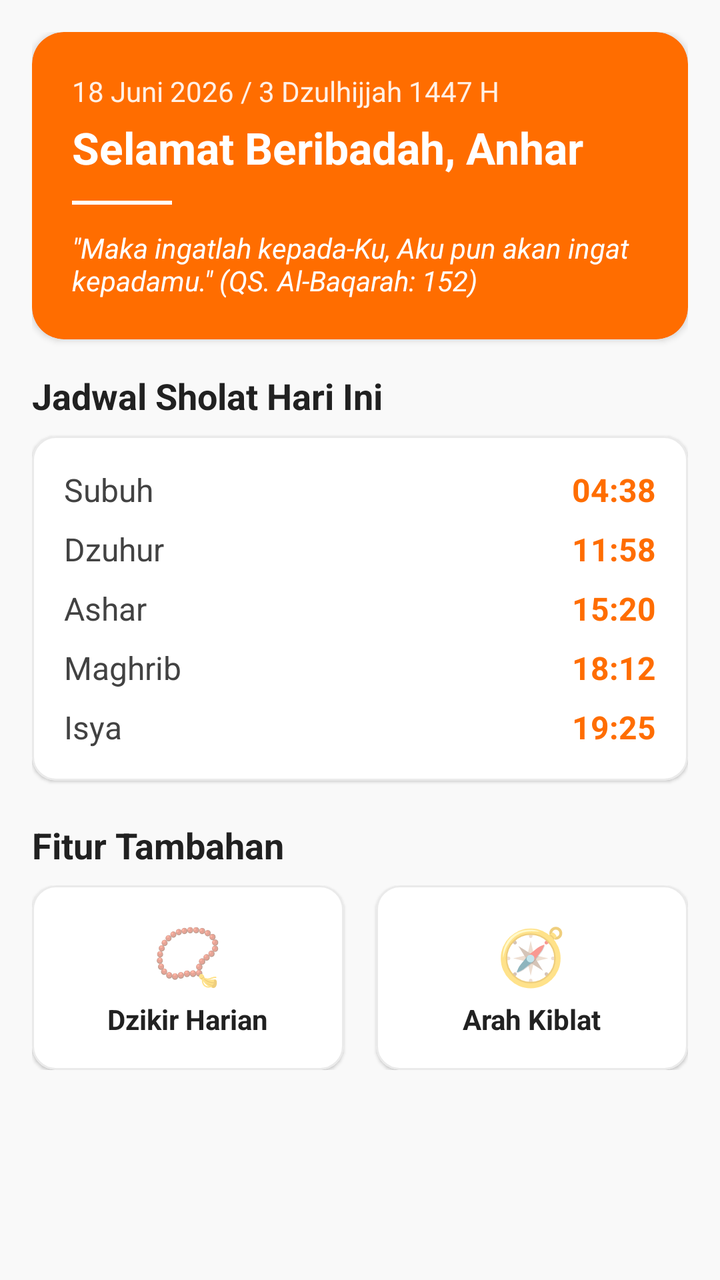
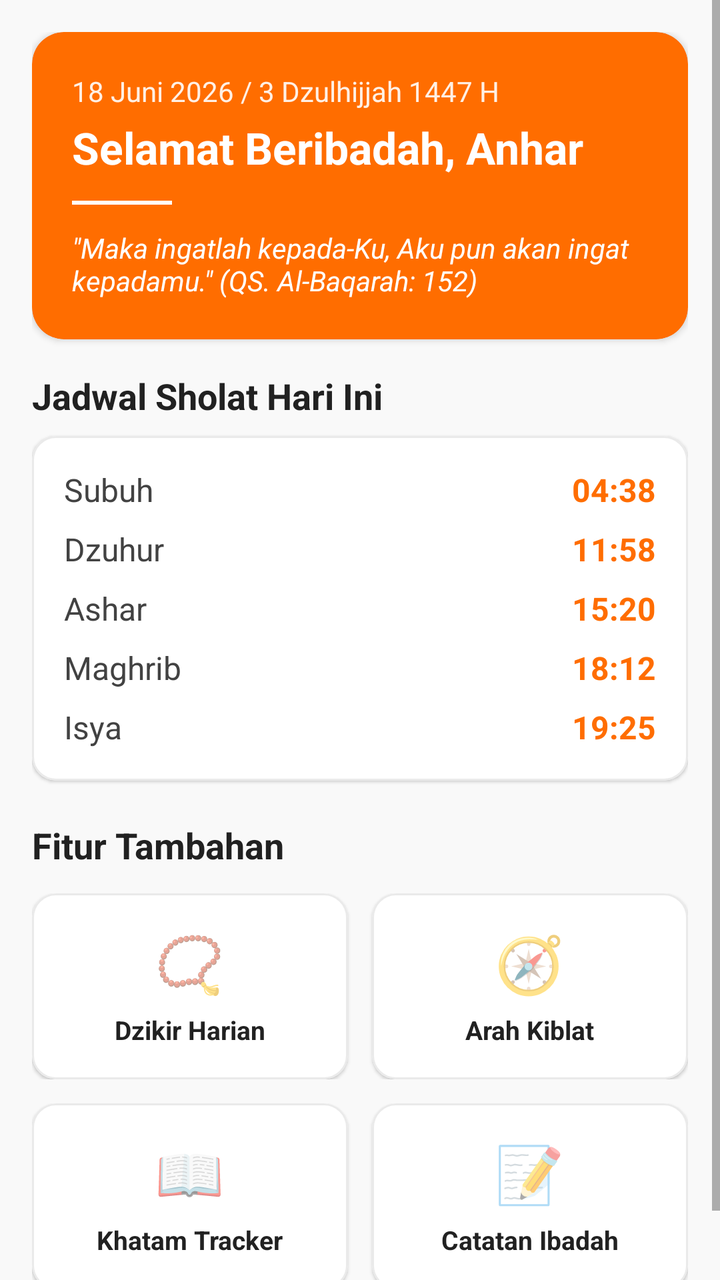

Compare the two renders of this Android layout. The source of the first and the diff that turns it into the second are given below.
<!-- AndroidManifest.xml: application theme Quran -->
<!-- res/layout/fragment_pendamping_ibadah.xml -->
<?xml version="1.0" encoding="utf-8"?>
<ScrollView xmlns:android="http://schemas.android.com/apk/res/android"
    xmlns:app="http://schemas.android.com/apk/res-auto"
    android:layout_width="match_parent"
    android:layout_height="match_parent"
    android:background="#FFF9F9F9">

  <LinearLayout
      android:layout_width="match_parent"
      android:layout_height="wrap_content"
      android:orientation="vertical"
      android:padding="16dp">

    
    <com.google.android.material.card.MaterialCardView
        android:layout_width="match_parent"
        android:layout_height="wrap_content"
        app:cardCornerRadius="16dp"
        app:cardElevation="2dp"
        app:cardBackgroundColor="@color/accent_color"
        android:layout_marginBottom="16dp"
        app:strokeWidth="0dp">

      <LinearLayout
          android:layout_width="match_parent"
          android:layout_height="wrap_content"
          android:orientation="vertical"
          android:padding="20dp">

        <TextView
            android:layout_width="wrap_content"
            android:layout_height="wrap_content"
            android:text="18 Juni 2026 / 3 Dzulhijjah 1447 H"
            android:textColor="#FFFFFF"
            android:textSize="14sp"
            android:alpha="0.9" />

        <TextView
            android:layout_width="wrap_content"
            android:layout_height="wrap_content"
            android:text="Selamat Beribadah, Anhar"
            android:textColor="#FFFFFF"
            android:textSize="22sp"
            android:textStyle="bold"
            android:layout_marginTop="4dp" />

        <View
            android:layout_width="50dp"
            android:layout_height="2dp"
            android:background="#FFFFFF"
            android:layout_marginTop="12dp"
            android:layout_marginBottom="12dp"/>

        <TextView
            android:layout_width="match_parent"
            android:layout_height="wrap_content"
            android:text='&quot;Maka ingatlah kepada-Ku, Aku pun akan ingat kepadamu.&quot; (QS. Al-Baqarah: 152)'
            android:textColor="#FFFFFF"
            android:textSize="14sp"
            android:textStyle="italic" />
      </LinearLayout>
    </com.google.android.material.card.MaterialCardView>

    
    <TextView
        android:layout_width="wrap_content"
        android:layout_height="wrap_content"
        android:text="Jadwal Sholat Hari Ini"
        android:textColor="#212121"
        android:textSize="18sp"
        android:textStyle="bold"
        android:layout_marginBottom="8dp" />

    
    <com.google.android.material.card.MaterialCardView
        android:layout_width="match_parent"
        android:layout_height="wrap_content"
        app:cardCornerRadius="12dp"
        app:cardElevation="1dp"
        app:cardBackgroundColor="#FFFFFF"
        android:layout_marginBottom="20dp"
        app:strokeWidth="1dp"
        app:strokeColor="#FFEAEAEA">

      <LinearLayout
          android:layout_width="match_parent"
          android:layout_height="wrap_content"
          android:orientation="vertical"
          android:padding="16dp">

        
        <RelativeLayout
            android:layout_width="match_parent"
            android:layout_height="wrap_content"
            android:layout_marginBottom="8dp">
          <TextView
              android:layout_width="wrap_content"
              android:layout_height="wrap_content"
              android:text="Subuh"
              android:textColor="#424242"
              android:textSize="16sp"/>
          <TextView
              android:layout_width="wrap_content"
              android:layout_height="wrap_content"
              android:text="04:38"
              android:textColor="@color/accent_color"
              android:textSize="16sp"
              android:textStyle="bold"
              android:layout_alignParentEnd="true"/>
        </RelativeLayout>

        
        <RelativeLayout
            android:layout_width="match_parent"
            android:layout_height="wrap_content"
            android:layout_marginBottom="8dp">
          <TextView
              android:layout_width="wrap_content"
              android:layout_height="wrap_content"
              android:text="Dzuhur"
              android:textColor="#424242"
              android:textSize="16sp"/>
          <TextView
              android:layout_width="wrap_content"
              android:layout_height="wrap_content"
              android:text="11:58"
              android:textColor="@color/accent_color"
              android:textSize="16sp"
              android:textStyle="bold"
              android:layout_alignParentEnd="true"/>
        </RelativeLayout>

        
        <RelativeLayout
            android:layout_width="match_parent"
            android:layout_height="wrap_content"
            android:layout_marginBottom="8dp">
          <TextView
              android:layout_width="wrap_content"
              android:layout_height="wrap_content"
              android:text="Ashar"
              android:textColor="#424242"
              android:textSize="16sp"/>
          <TextView
              android:layout_width="wrap_content"
              android:layout_height="wrap_content"
              android:text="15:20"
              android:textColor="@color/accent_color"
              android:textSize="16sp"
              android:textStyle="bold"
              android:layout_alignParentEnd="true"/>
        </RelativeLayout>

        
        <RelativeLayout
            android:layout_width="match_parent"
            android:layout_height="wrap_content"
            android:layout_marginBottom="8dp">
          <TextView
              android:layout_width="wrap_content"
              android:layout_height="wrap_content"
              android:text="Maghrib"
              android:textColor="#424242"
              android:textSize="16sp"/>
          <TextView
              android:layout_width="wrap_content"
              android:layout_height="wrap_content"
              android:text="18:12"
              android:textColor="@color/accent_color"
              android:textSize="16sp"
              android:textStyle="bold"
              android:layout_alignParentEnd="true"/>
        </RelativeLayout>

        
        <RelativeLayout
            android:layout_width="match_parent"
            android:layout_height="wrap_content">
          <TextView
              android:layout_width="wrap_content"
              android:layout_height="wrap_content"
              android:text="Isya"
              android:textColor="#424242"
              android:textSize="16sp"/>
          <TextView
              android:layout_width="wrap_content"
              android:layout_height="wrap_content"
              android:text="19:25"
              android:textColor="@color/accent_color"
              android:textSize="16sp"
              android:textStyle="bold"
              android:layout_alignParentEnd="true"/>
        </RelativeLayout>
      </LinearLayout>
    </com.google.android.material.card.MaterialCardView>

    
    <TextView
        android:layout_width="wrap_content"
        android:layout_height="wrap_content"
        android:text="Fitur Tambahan"
        android:textColor="#212121"
        android:textSize="18sp"
        android:textStyle="bold"
        android:layout_marginBottom="8dp" />

    <LinearLayout
        android:layout_width="match_parent"
        android:layout_height="wrap_content"
        android:orientation="horizontal"
        android:layout_marginBottom="12dp">

      
      <com.google.android.material.card.MaterialCardView
          android:layout_width="0dp"
          android:layout_height="wrap_content"
          android:layout_weight="1"
          app:cardCornerRadius="12dp"
          app:cardElevation="1dp"
          app:cardBackgroundColor="#FFFFFF"
          android:layout_marginEnd="8dp"
          app:strokeWidth="1dp"
          app:strokeColor="#FFEAEAEA">
        <LinearLayout
            android:layout_width="match_parent"
            android:layout_height="wrap_content"
            android:orientation="vertical"
            android:padding="16dp"
            android:gravity="center">
          <TextView
              android:layout_width="wrap_content"
              android:layout_height="wrap_content"
              android:text="📿"
              android:textSize="28sp"
              android:layout_marginBottom="4dp"/>
          <TextView
              android:layout_width="wrap_content"
              android:layout_height="wrap_content"
              android:text="Dzikir Harian"
              android:textColor="#212121"
              android:textSize="14sp"
              android:textStyle="bold" />
        </LinearLayout>
      </com.google.android.material.card.MaterialCardView>

      
      <com.google.android.material.card.MaterialCardView
          android:layout_width="0dp"
          android:layout_height="wrap_content"
          android:layout_weight="1"
          app:cardCornerRadius="12dp"
          app:cardElevation="1dp"
          app:cardBackgroundColor="#FFFFFF"
          android:layout_marginStart="8dp"
          app:strokeWidth="1dp"
          app:strokeColor="#FFEAEAEA">
        <LinearLayout
            android:layout_width="match_parent"
            android:layout_height="wrap_content"
            android:orientation="vertical"
            android:padding="16dp"
            android:gravity="center">
          <TextView
              android:layout_width="wrap_content"
              android:layout_height="wrap_content"
              android:text="🧭"
              android:textSize="28sp"
              android:layout_marginBottom="4dp"/>
          <TextView
              android:layout_width="wrap_content"
              android:layout_height="wrap_content"
              android:text="Arah Kiblat"
              android:textColor="#212121"
              android:textSize="14sp"
              android:textStyle="bold" />
        </LinearLayout>
      </com.google.android.material.card.MaterialCardView>
    </LinearLayout>

  </LinearLayout>
</ScrollView>
<!-- resources referenced by this layout -->
<resources>
  <color name="accent_color">#ffff6d00</color>
  <style name="Quran" parent="Theme.MaterialComponents.DayNight.Bridge">
      <item name="colorAccent">@color/accent_color</item>
      <item name="spinnerStyle">?attr/actionDropDownStyle</item>
      <item name="spinnerDropDownItemStyle">@style/SherlockDropDownItem</item>
      <item name="spinnerItemStyle">@style/SherlockSpinnerItem</item>
    </style>
</resources>

<!-- the commit's change to res/layout/fragment_pendamping_ibadah.xml (unified diff, before → after) -->
@@ -202,8 +202,9 @@
         android:textColor="#212121"
         android:textSize="18sp"
         android:textStyle="bold"
-        android:layout_marginBottom="8dp" />
-
+        android:layout_marginBottom="12dp" />
+
+    
     <LinearLayout
         android:layout_width="match_parent"
         android:layout_height="wrap_content"
@@ -212,15 +213,18 @@
 
       
       <com.google.android.material.card.MaterialCardView
+          android:id="@+id/card_dzikir"
           android:layout_width="0dp"
           android:layout_height="wrap_content"
           android:layout_weight="1"
           app:cardCornerRadius="12dp"
           app:cardElevation="1dp"
           app:cardBackgroundColor="#FFFFFF"
-          android:layout_marginEnd="8dp"
+          android:layout_marginEnd="6dp"
           app:strokeWidth="1dp"
-          app:strokeColor="#FFEAEAEA">
+          app:strokeColor="#FFEAEAEA"
+          android:clickable="true"
+          android:focusable="true">
         <LinearLayout
             android:layout_width="match_parent"
             android:layout_height="wrap_content"
@@ -232,28 +236,31 @@
               android:layout_height="wrap_content"
               android:text="📿"
               android:textSize="28sp"
-              android:layout_marginBottom="4dp"/>
+              android:layout_marginBottom="6dp"/>
           <TextView
               android:layout_width="wrap_content"
               android:layout_height="wrap_content"
               android:text="Dzikir Harian"
               android:textColor="#212121"
-              android:textSize="14sp"
+              android:textSize="13sp"
               android:textStyle="bold" />
         </LinearLayout>
       </com.google.android.material.card.MaterialCardView>
 
       
       <com.google.android.material.card.MaterialCardView
+          android:id="@+id/card_kiblat"
           android:layout_width="0dp"
           android:layout_height="wrap_content"
           android:layout_weight="1"
           app:cardCornerRadius="12dp"
           app:cardElevation="1dp"
           app:cardBackgroundColor="#FFFFFF"
-          android:layout_marginStart="8dp"
+          android:layout_marginStart="6dp"
           app:strokeWidth="1dp"
-          app:strokeColor="#FFEAEAEA">
+          app:strokeColor="#FFEAEAEA"
+          android:clickable="true"
+          android:focusable="true">
         <LinearLayout
             android:layout_width="match_parent"
             android:layout_height="wrap_content"
@@ -265,17 +272,97 @@
               android:layout_height="wrap_content"
               android:text="🧭"
               android:textSize="28sp"
-              android:layout_marginBottom="4dp"/>
+              android:layout_marginBottom="6dp"/>
           <TextView
               android:layout_width="wrap_content"
               android:layout_height="wrap_content"
               android:text="Arah Kiblat"
               android:textColor="#212121"
-              android:textSize="14sp"
+              android:textSize="13sp"
               android:textStyle="bold" />
         </LinearLayout>
       </com.google.android.material.card.MaterialCardView>
     </LinearLayout>
 
+    
+    <LinearLayout
+        android:layout_width="match_parent"
+        android:layout_height="wrap_content"
+        android:orientation="horizontal"
+        android:layout_marginBottom="16dp">
+
+      
+      <com.google.android.material.card.MaterialCardView
+          android:id="@+id/card_khatam"
+          android:layout_width="0dp"
+          android:layout_height="wrap_content"
+          android:layout_weight="1"
+          app:cardCornerRadius="12dp"
+          app:cardElevation="1dp"
+          app:cardBackgroundColor="#FFFFFF"
+          android:layout_marginEnd="6dp"
+          app:strokeWidth="1dp"
+          app:strokeColor="#FFEAEAEA"
+          android:clickable="true"
+          android:focusable="true">
+        <LinearLayout
+            android:layout_width="match_parent"
+            android:layout_height="wrap_content"
+            android:orientation="vertical"
+            android:padding="16dp"
+            android:gravity="center">
+          <TextView
+              android:layout_width="wrap_content"
+              android:layout_height="wrap_content"
+              android:text="📖"
+              android:textSize="28sp"
+              android:layout_marginBottom="6dp"/>
+          <TextView
+              android:layout_width="wrap_content"
+              android:layout_height="wrap_content"
+              android:text="Khatam Tracker"
+              android:textColor="#212121"
+              android:textSize="13sp"
+              android:textStyle="bold" />
+        </LinearLayout>
+      </com.google.android.material.card.MaterialCardView>
+
+      
+      <com.google.android.material.card.MaterialCardView
+          android:id="@+id/card_catatan"
+          android:layout_width="0dp"
+          android:layout_height="wrap_content"
+          android:layout_weight="1"
+          app:cardCornerRadius="12dp"
+          app:cardElevation="1dp"
+          app:cardBackgroundColor="#FFFFFF"
+          android:layout_marginStart="6dp"
+          app:strokeWidth="1dp"
+          app:strokeColor="#FFEAEAEA"
+          android:clickable="true"
+          android:focusable="true">
+        <LinearLayout
+            android:layout_width="match_parent"
+            android:layout_height="wrap_content"
+            android:orientation="vertical"
+            android:padding="16dp"
+            android:gravity="center">
+          <TextView
+              android:layout_width="wrap_content"
+              android:layout_height="wrap_content"
+              android:text="📝"
+              android:textSize="28sp"
+              android:layout_marginBottom="6dp"/>
+          <TextView
+              android:layout_width="wrap_content"
+              android:layout_height="wrap_content"
+              android:text="Catatan Ibadah"
+              android:textColor="#212121"
+              android:textSize="13sp"
+              android:textStyle="bold" />
+        </LinearLayout>
+      </com.google.android.material.card.MaterialCardView>
+    </LinearLayout>
+
   </LinearLayout>
 </ScrollView>
